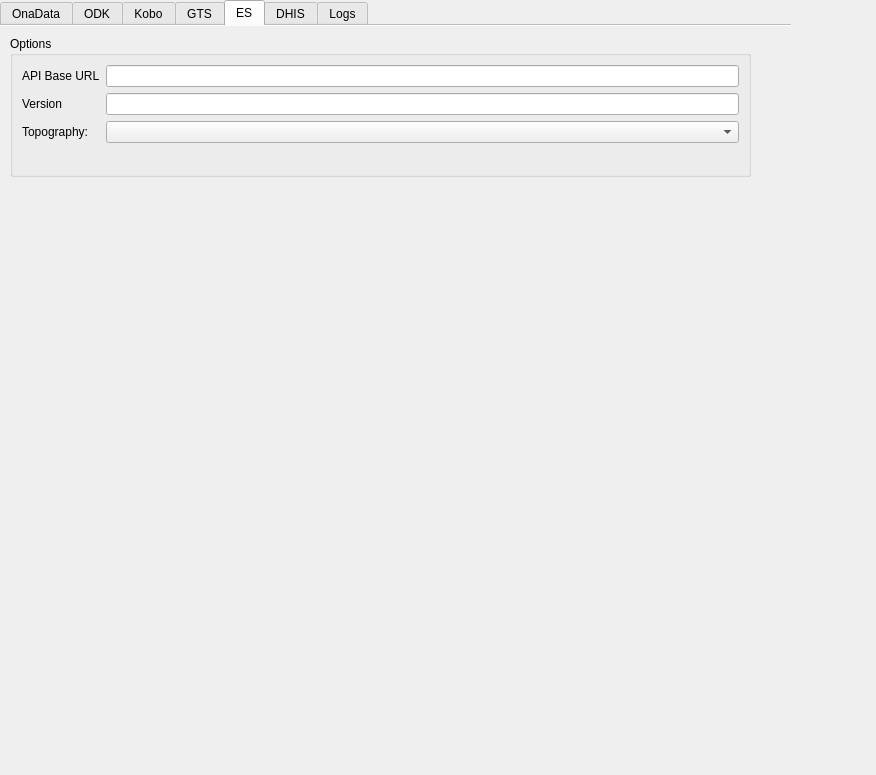
Qt form afpolgis_dialog_base.ui (KipSigei/afpolgis-data-connector) before a commit.
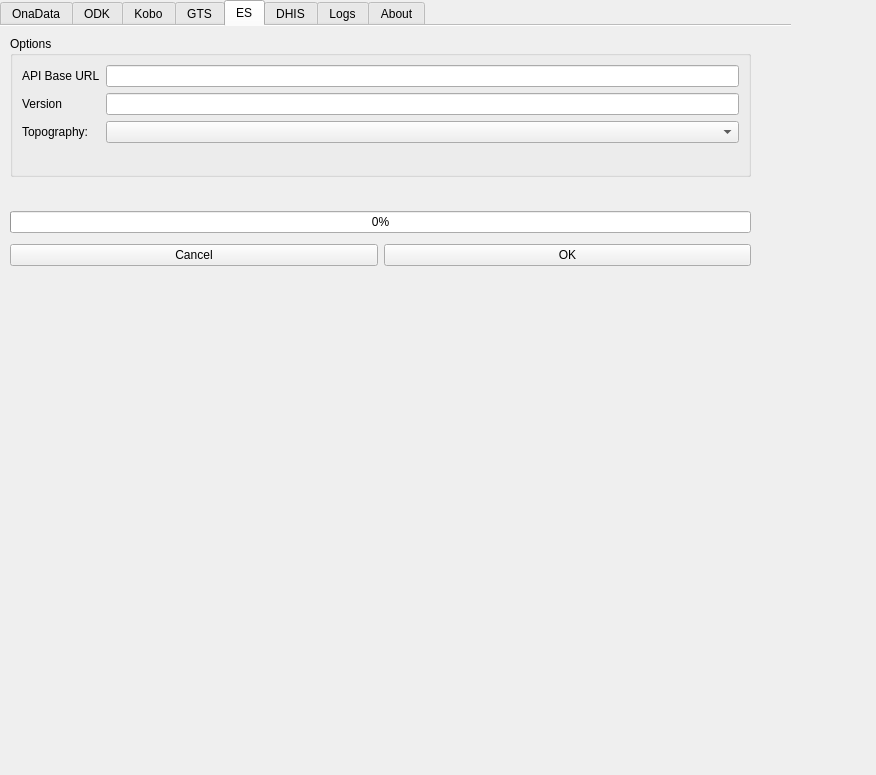
The same form after that commit. The open tabs and pages were chosen to show the change. Icons and pictures are not drawn. Custom widgets are drawn as their Qt base class.

Commit message: Add about page and ES progress layout

The edit to the form file:
```diff
--- a/afpolgis_dialog_base.ui
+++ b/afpolgis_dialog_base.ui
@@ -1053,6 +1053,49 @@
       </item>
      </layout>
     </widget>
+    <widget class="QWidget" name="layoutWidget_7">
+     <property name="geometry">
+      <rect>
+       <x>10</x>
+       <y>180</y>
+       <width>741</width>
+       <height>65</height>
+      </rect>
+     </property>
+     <layout class="QVBoxLayout" name="progressLayout_7">
+      <property name="spacing">
+       <number>6</number>
+      </property>
+      <property name="topMargin">
+       <number>0</number>
+      </property>
+      <item>
+       <widget class="QProgressBar" name="esProgressBar">
+        <property name="value">
+         <number>0</number>
+        </property>
+       </widget>
+      </item>
+      <item>
+       <layout class="QHBoxLayout" name="buttonLayout_7" stretch="0,0">
+        <item>
+         <widget class="QPushButton" name="esCancelButton">
+          <property name="text">
+           <string>Cancel</string>
+          </property>
+         </widget>
+        </item>
+        <item>
+         <widget class="QPushButton" name="esOkButton">
+          <property name="text">
+           <string>OK</string>
+          </property>
+         </widget>
+        </item>
+       </layout>
+      </item>
+     </layout>
+    </widget>
    </widget>
    <widget class="QWidget" name="tab_6">
     <attribute name="title">
@@ -1262,6 +1305,21 @@
      </property>
     </widget>
    </widget>
+   <widget class="QWidget" name="tab_8">
+    <attribute name="title">
+     <string>About</string>
+    </attribute>
+    <widget class="QTextBrowser" name="about_text">
+     <property name="geometry">
+      <rect>
+       <x>0</x>
+       <y>0</y>
+       <width>641</width>
+       <height>451</height>
+      </rect>
+     </property>
+    </widget>
+   </widget>
   </widget>
  </widget>
  <customwidgets>
```
Left out of the diff: 6 changed lines with no effect on the pictures. The commit also changes 1 other file.
